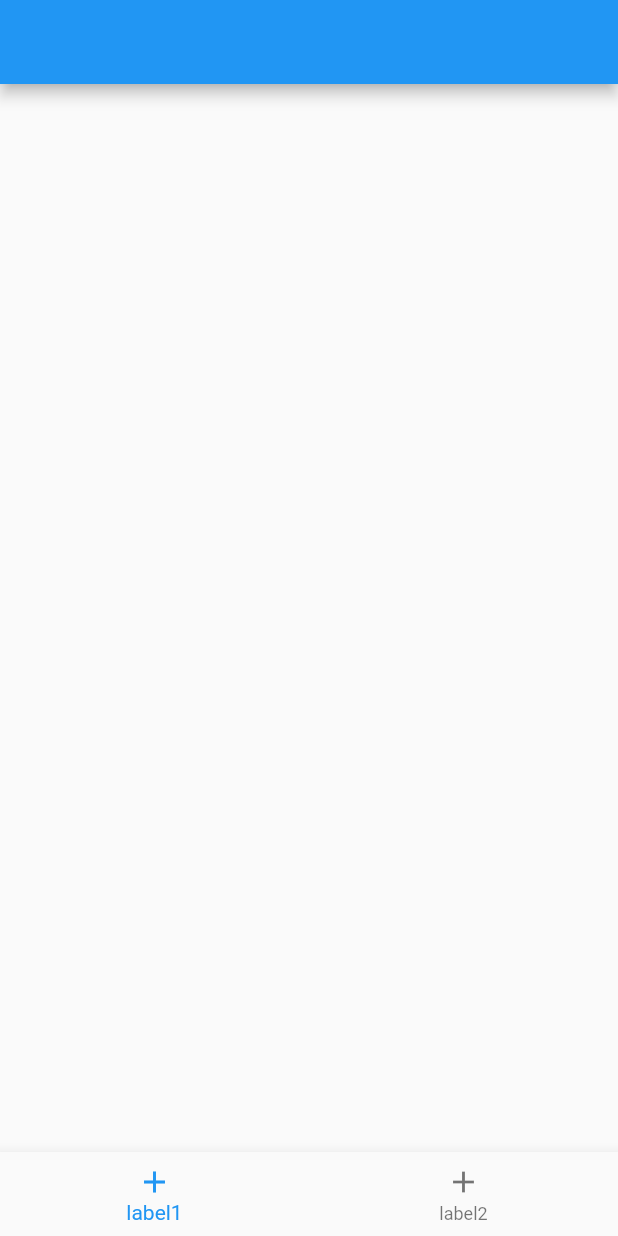
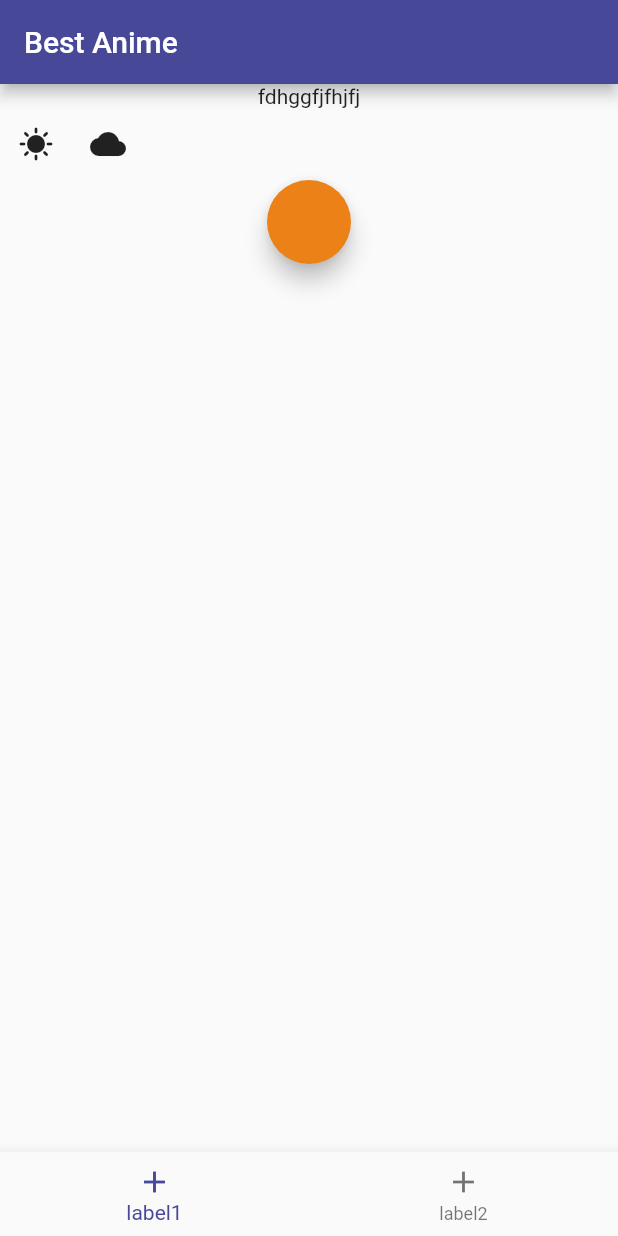
Before and after one commit to NataliyaKoval/anime_new, a Flutter app: the screen it shows after launch, on a phone screen of 412 x 824 dp. Run offline on Flutter 3.47's test engine with Material 2 defaults, Android fonts, the phone set to English and light mode, and no system bars.

Commit message:
create light and dark themes; add icons for theme changing; create constants for colors

```diff
--- /dev/null
+++ b/lib/consts/color_consts.dart
@@ -0,0 +1,8 @@
+import 'package:flutter/material.dart';
+
+class AppColors {
+  static const Color grey = Color(0xff2b2828);
+  static const Color yellow = Color(0xffE7C516);
+  static const Color purple = Color(0xff484898);
+  static const Color orange = Color(0xffEC8217);
+}
--- a/lib/main.dart
+++ b/lib/main.dart
@@ -1,35 +1,40 @@
+import 'package:anime_new/screens/home.dart';
+import 'package:anime_new/consts/color_consts.dart';
+import 'package:anime_new/themes/theme_data.dart';
 import 'package:flutter/material.dart';
 
 void main() {
   runApp(const MyApp());
 }
 
-class MyApp extends StatelessWidget {
+class MyApp extends StatefulWidget {
   const MyApp({super.key});
 
+  @override
+  State<MyApp> createState() => _MyAppState();
+
+  static _MyAppState of(BuildContext context) =>
+      context.findAncestorStateOfType<_MyAppState>()!;
+}
+
+class _MyAppState extends State<MyApp> {
   // This widget is the root of your application.
+  late ThemeMode _themeMode = ThemeMode.system;
+
+  void changeTheme(ThemeMode themeMode) {
+    setState(() {
+      _themeMode = themeMode;
+    });
+  }
+
   @override
   Widget build(BuildContext context) {
     return MaterialApp(
       title: 'Anime',
-      theme: ThemeData(
-        primarySwatch: Colors.blue,
-      ),
-      home: Scaffold(
-        appBar: AppBar(),
-        body: Container(),
-        bottomNavigationBar: BottomNavigationBar(
-          items: [
-            BottomNavigationBarItem(
-              icon: Icon(Icons.add),
-              label: 'label1',
-            ),
-            BottomNavigationBarItem(
-              icon: Icon(Icons.add),
-              label: 'label2',
-            )
-          ],
-        ),
+      theme: AppTheme().lightTheme,
+      darkTheme: AppTheme().darkTheme,
+      themeMode: _themeMode,
+      home: Home(
       ),
     );
   }
--- /dev/null
+++ b/lib/screens/home.dart
@@ -0,0 +1,51 @@
+import 'package:flutter/material.dart';
+import '../main.dart';
+
+class Home extends StatelessWidget {
+  const Home({Key? key}) : super(key: key);
+
+  @override
+  Widget build(BuildContext context) {
+    return Scaffold(
+      appBar: AppBar(
+        title: const Text(
+          'Best Anime',
+        ),
+      ),
+      body: Container(
+        child: Center(
+          child: Column(
+            children: [
+              Text('fdhggfjfhjfj'),
+              Row(
+                children: [
+                  IconButton(
+                    onPressed: () => MyApp.of(context).changeTheme(ThemeMode.light),
+                    icon: const Icon(Icons.sunny),
+                  ),
+                  IconButton(
+                    onPressed: () => MyApp.of(context).changeTheme(ThemeMode.dark),
+                    icon: const Icon(Icons.cloud),
+                  ),
+                ],
+              ),
+              FloatingActionButton(onPressed: () {})
+            ],
+          ),
+        ),
+      ),
+      bottomNavigationBar: BottomNavigationBar(
+        items: [
+          BottomNavigationBarItem(
+            icon: Icon(Icons.add),
+            label: 'label1',
+          ),
+          BottomNavigationBarItem(
+            icon: Icon(Icons.add),
+            label: 'label2',
+          )
+        ],
+      ),
+    );
+  }
+}
--- /dev/null
+++ b/lib/themes/theme_data.dart
@@ -0,0 +1,18 @@
+import 'package:flutter/material.dart';
+import '../consts/color_consts.dart';
+
+class AppTheme {
+  ThemeData lightTheme = ThemeData(
+    colorScheme: ColorScheme.fromSwatch().copyWith(
+      primary: AppColors.purple,
+      secondary: AppColors.orange,
+    ),
+  );
+
+  ThemeData darkTheme = ThemeData.dark().copyWith(
+    colorScheme: ColorScheme.fromSwatch().copyWith(
+      primary: AppColors.grey,
+      secondary: AppColors.orange,
+    ),
+  );
+}
```
